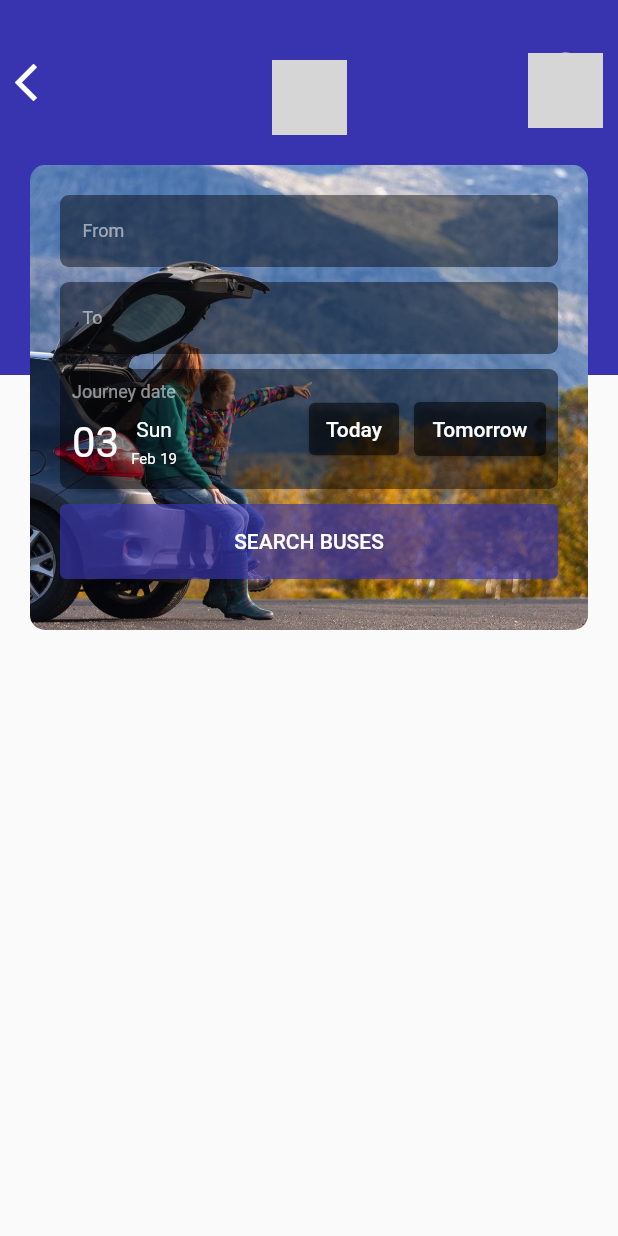
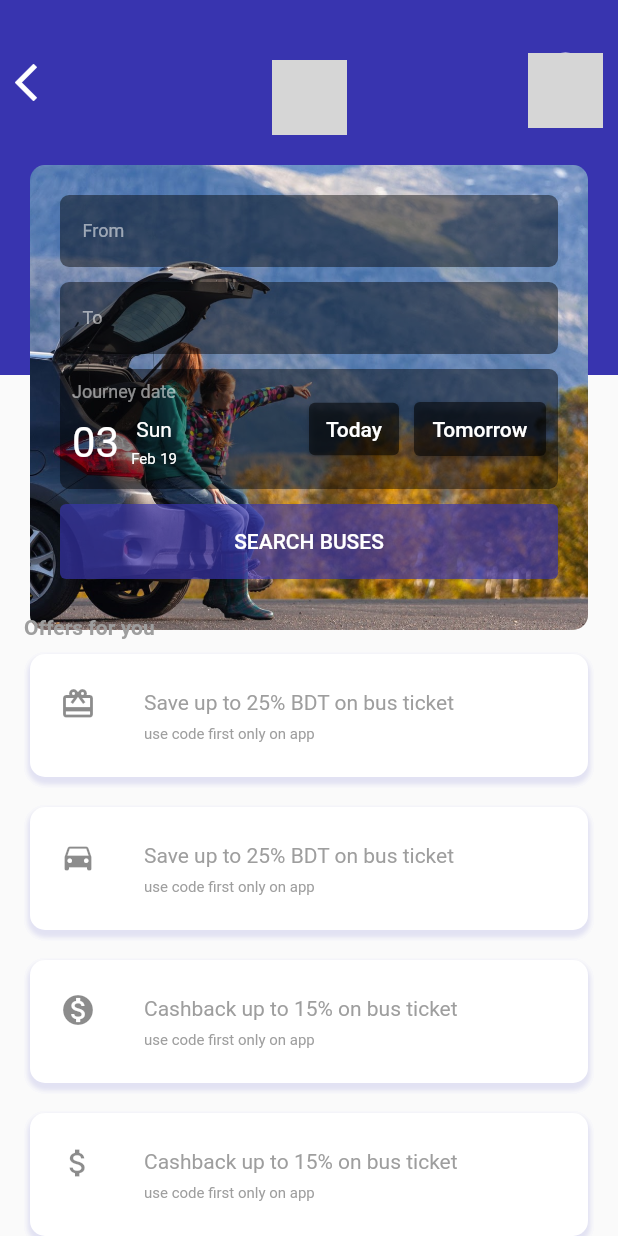
Before and after one commit to eagskunst/Express-Booking-App, a Flutter app: the BuyTicketScreen screen opened directly with empty values, on a phone screen of 412 x 824 dp. Run offline on Flutter 3.47's test engine with Material 2 defaults, Android fonts, the phone set to English and light mode, and no system bars; network calls fail; grey boxes are pictures that could not be loaded.

Commit message:
Added Offer List. Finished buy ticket layout :D

```diff
--- /dev/null
+++ b/lib/buy_ticket/buy_ticket_offers.dart
@@ -0,0 +1,75 @@
+import 'package:flutter/material.dart';
+
+class OfferTile extends StatelessWidget {
+
+  Icon offerIc;
+  String title;
+  String subtitle;
+
+  OfferTile(this.offerIc, this.title, this.subtitle);
+
+  @override
+  Widget build(BuildContext context) {
+
+    final tile = ListTile(
+      contentPadding: EdgeInsets.only(
+        top: 5,
+        left: 20,
+        right: 20,
+        bottom: 5
+      ),
+      leading: offerIc,
+      title: Text(
+        title,
+        style: TextStyle(
+          color: Colors.grey,
+          fontSize: 14,
+          fontFamily: "Roboto",
+        ),
+      ),
+      subtitle: Text(
+        subtitle,
+        style: TextStyle(
+          color: Colors.grey,
+          fontSize: 10,
+          fontFamily: "Roboto",
+        ),
+      ),
+    );
+
+    final tileContainer = Container(
+      margin: EdgeInsets.only(
+          left: 20,
+          right: 20,
+          bottom: 20
+      ),
+      decoration: BoxDecoration(
+          borderRadius: BorderRadius.circular(10),
+          color: Colors.white,
+          boxShadow: [
+            BoxShadow(
+                color: Color(0xffE2E2F3),
+                offset: Offset(0, 3),
+                blurRadius: 3,
+                spreadRadius: 0
+            ),
+            BoxShadow(
+                color: Color(0xffE2E2F3),
+                offset: Offset(0, 3),
+                blurRadius: 3,
+                spreadRadius: 0
+            ),
+            BoxShadow(
+                color: Color(0xffE2E2F3),
+                offset: Offset(0, 3),
+                blurRadius: 3,
+                spreadRadius: 0
+            )
+          ]
+      ),
+      child: tile,
+    );
+
+    return tileContainer;
+  }
+}
--- /dev/null
+++ b/lib/buy_ticket/buy_ticket_offers_list.dart
@@ -0,0 +1,38 @@
+import 'package:express_booking_app/buy_ticket/buy_ticket_offers.dart';
+import 'package:flutter/material.dart';
+
+class TicketOfferList extends StatelessWidget {
+
+  final subtitle = "use code first only on app";
+  final title1 = "Save up to 25% BDT on bus ticket";
+  final title2 = "Cashback up to 15% on bus ticket";
+
+  @override
+  Widget build(BuildContext context) {
+    return ListView(
+      children: <Widget>[
+        Container(
+          alignment: Alignment.topLeft,
+          margin: EdgeInsets.only(
+              left: 16,
+              bottom: 10
+          ),
+          child: Text(
+            'Offers for you',
+            style: TextStyle(
+                fontFamily: "Roboto",
+                fontSize: 14,
+                color: Colors.grey,
+                fontWeight: FontWeight.w600
+            ),
+            textAlign: TextAlign.start,
+          ),
+        ),
+        OfferTile(Icon(Icons.card_giftcard), title1, subtitle),
+        OfferTile(Icon(Icons.directions_car), title1, subtitle),
+        OfferTile(Icon(Icons.monetization_on), title2, subtitle),
+        OfferTile(Icon(Icons.attach_money), title2, subtitle),
+      ],
+    );
+  }
+}
--- a/lib/buy_ticket/buy_ticket_screen.dart
+++ b/lib/buy_ticket/buy_ticket_screen.dart
@@ -1,4 +1,5 @@
 import 'package:express_booking_app/buy_ticket/buy_ticket_labels_card.dart';
+import 'package:express_booking_app/buy_ticket/buy_ticket_offers_list.dart';
 import 'package:express_booking_app/buy_ticket/center_logo.dart';
 import 'package:express_booking_app/bus_companies/header_bar.dart';
 import 'package:flutter/material.dart';
@@ -17,11 +18,16 @@ class BuyTicketScreen extends StatelessWidget {
         children: <Widget>[
           HeaderBar(),
           Column(
-            crossAxisAlignment: CrossAxisAlignment.center,
             children: <Widget>[
               BarCenterLogo(logo),
               BuyTicketCard(),
             ],
+          ),
+          Container(
+              margin: EdgeInsets.only(
+                top: 410
+              ),
+              child: TicketOfferList()
           )
         ],
       ),
```
